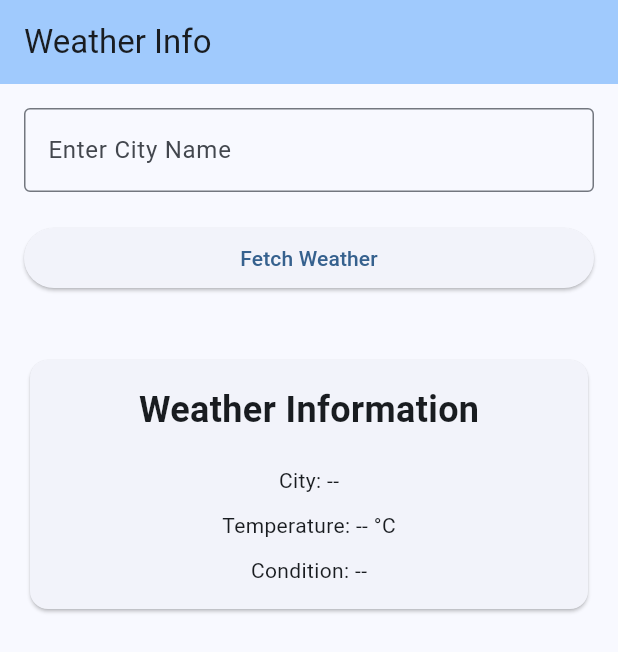
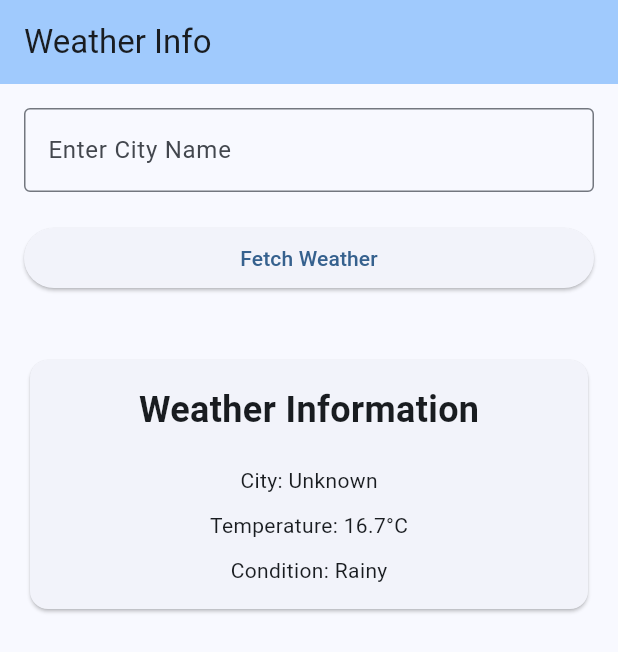
Before and after one commit to laosrb/weather_info_app, a Flutter app: the screen it shows after launch, after a tap on "Fetch Weather", on a phone screen of 412 x 824 dp. Shown: the top 652 px of the screen. Run offline on Flutter 3.47's test engine with Material 3 defaults, Android fonts, the phone set to English and light mode, and no system bars.

Commit message:
Simulated weather data for input city

```diff
--- a/lib/main.dart
+++ b/lib/main.dart
@@ -1,4 +1,5 @@
 import 'package:flutter/material.dart';
+import 'dart:math';
 
 void main() {
   runApp(const MyApp());
@@ -29,6 +30,21 @@ class WeatherHomePage extends StatefulWidget {
 
 class _WeatherHomePageState extends State<WeatherHomePage> {
   final TextEditingController _cityController = TextEditingController();
+  String _cityName = '--';
+  double _temperature = 0;
+  String _condition = '--';
+
+  final List<String> _conditions = ['Sunny', 'Cloudy', 'Rainy'];
+
+  void _fetchWeather() {
+    final random = Random();
+    setState(() {
+      _cityName =
+          _cityController.text.isEmpty ? 'Unknown' : _cityController.text;
+      _temperature = 15 + random.nextDouble() * 15; // Random between 15-30
+      _condition = _conditions[random.nextInt(_conditions.length)];
+    });
+  }
 
   @override
   Widget build(BuildContext context) {
@@ -52,30 +68,28 @@ class _WeatherHomePageState extends State<WeatherHomePage> {
             ),
             const SizedBox(height: 20),
             ElevatedButton(
-              onPressed: () {
-                // Will implement weather fetching later
-              },
+              onPressed: _fetchWeather,
               child: const Text('Fetch Weather'),
             ),
             const SizedBox(height: 40),
-            const Card(
+            Card(
               child: Padding(
-                padding: EdgeInsets.all(16.0),
+                padding: const EdgeInsets.all(16.0),
                 child: Column(
                   children: [
-                    Text(
+                    const Text(
                       'Weather Information',
                       style: TextStyle(
                         fontSize: 24,
                         fontWeight: FontWeight.bold,
                       ),
                     ),
-                    SizedBox(height: 20),
-                    Text('City: --'),
-                    SizedBox(height: 10),
-                    Text('Temperature: -- °C'),
-                    SizedBox(height: 10),
-                    Text('Condition: --'),
+                    const SizedBox(height: 20),
+                    Text('City: $_cityName'),
+                    const SizedBox(height: 10),
+                    Text('Temperature: ${_temperature.toStringAsFixed(1)}°C'),
+                    const SizedBox(height: 10),
+                    Text('Condition: $_condition'),
                   ],
                 ),
               ),
```
